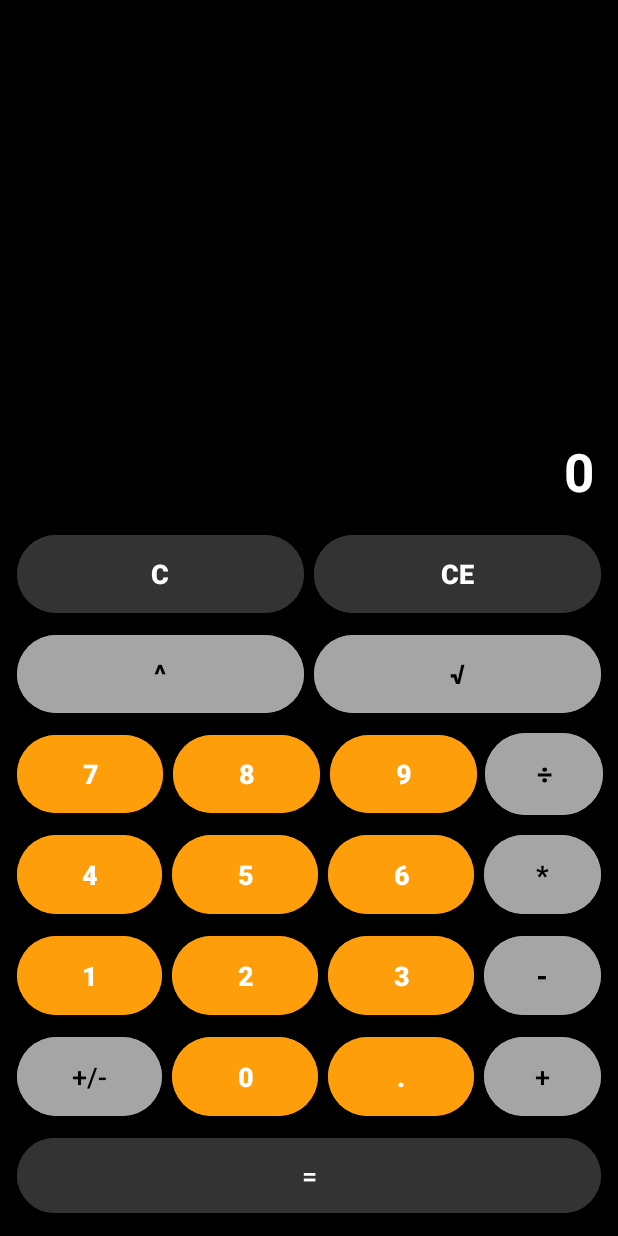
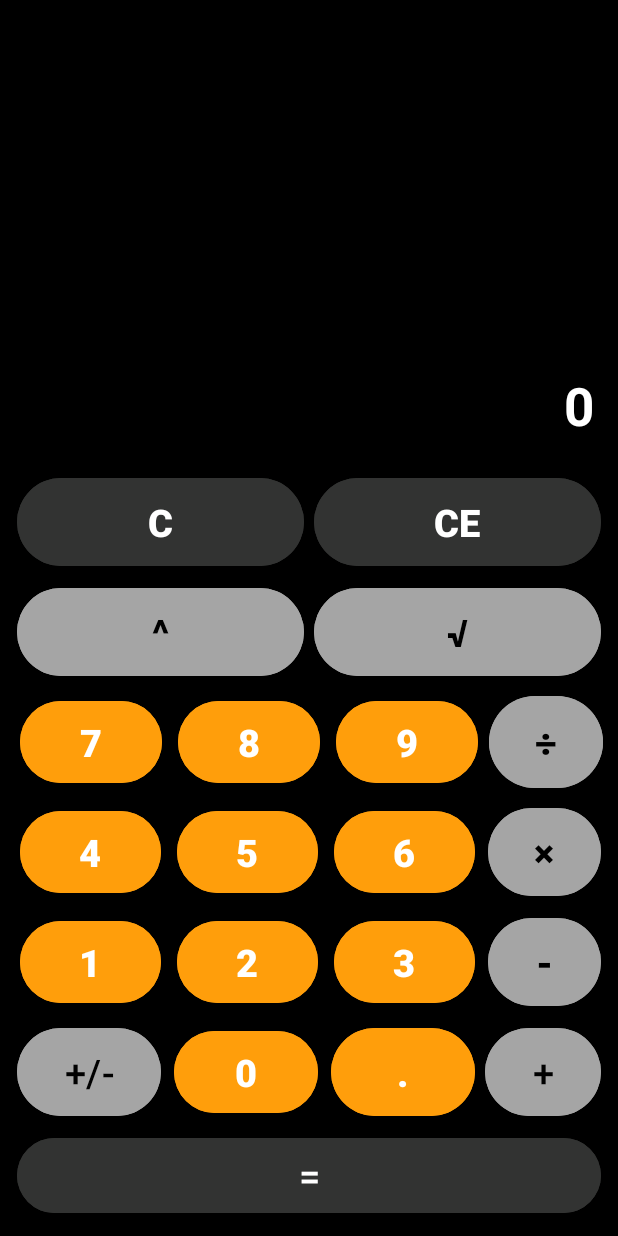
Before and after one commit to JuanSKr/android-calculator, an Android app: the screen it shows after launch (MainActivity), on a phone screen of 412 x 824 dp. Run offline under Robolectric (Android 15) with nearby library versions, the phone set to English and light mode, and no system bars.

Commit message:
Changes in the xml
New distribution

```diff
--- a/app/src/main/java/com/sk/androidcalculator/MainActivity.kt
+++ b/app/src/main/java/com/sk/androidcalculator/MainActivity.kt
@@ -216,7 +216,7 @@ class MainActivity : AppCompatActivity() {
             btnDecimal.isEnabled = true
 
             val text = resultView.text.toString()
-            val operators = listOf("+", "-", "÷", "*", "^")
+            val operators = listOf("+", "-", "÷", "×", "^")
 
             var operationDone = false
 
@@ -232,7 +232,7 @@ class MainActivity : AppCompatActivity() {
                                 "+" -> num1 + num2
                                 "-" -> num1 - num2
                                 "÷" -> num1 / num2
-                                "*" -> num1 * num2
+                                "×" -> num1 * num2
                                 "^" -> Math.pow(num1, num2)
                                 else -> null
                             }
--- a/app/src/main/res/layout/activity_main.xml
+++ b/app/src/main/res/layout/activity_main.xml
@@ -9,7 +9,7 @@
 
     <LinearLayout
         android:layout_width="match_parent"
-        android:layout_height="600dp"
+        android:layout_height="650dp"
         android:layout_margin="8dp"
         android:layout_marginStart="100dp"
         android:layout_marginEnd="100dp"
@@ -22,7 +22,7 @@
         <LinearLayout
             android:layout_width="match_parent"
             android:layout_height="0dp"
-            android:layout_weight="1">
+            android:layout_weight="1.5">
 
             <TextView
                 android:id="@+id/historyView"
@@ -38,7 +38,7 @@
         <LinearLayout
             android:layout_width="match_parent"
             android:layout_height="0dp"
-            android:layout_weight="1">
+            android:layout_weight="1.5">
 
             <TextView
                 android:id="@+id/resultView"
@@ -57,7 +57,7 @@
         <LinearLayout
             android:layout_width="match_parent"
             android:layout_height="0dp"
-            android:layout_weight="1">
+            android:layout_weight="1.5">
 
             <Button
                 android:id="@+id/btnClean"
@@ -68,7 +68,7 @@
                 android:backgroundTint="@color/gray_dark"
                 android:text="@string/button_clear"
                 android:textColor="@color/white"
-                android:textSize="18sp"
+                android:textSize="25sp"
                 android:textStyle="bold" />
 
             <Button
@@ -80,7 +80,7 @@
                 android:backgroundTint="@color/gray_dark"
                 android:text="@string/button_clear_entry"
                 android:textColor="@color/white"
-                android:textSize="18sp"
+                android:textSize="25sp"
                 android:textStyle="bold" />
 
 
@@ -89,7 +89,7 @@
         <LinearLayout
             android:layout_width="match_parent"
             android:layout_height="0dp"
-            android:layout_weight="1">
+            android:layout_weight="1.5">
 
             <Button
                 android:id="@+id/btnPower"
@@ -100,7 +100,7 @@
                 android:backgroundTint="@color/gray_light"
                 android:text="@string/button_power"
                 android:textColor="@color/black"
-                android:textSize="18sp"
+                android:textSize="25sp"
                 android:textStyle="bold" />
 
             <Button
@@ -112,7 +112,7 @@
                 android:backgroundTint="@color/gray_light"
                 android:text="@string/button_sqrt"
                 android:textColor="@color/black"
-                android:textSize="18sp"
+                android:textSize="25sp"
                 android:textStyle="bold" />
 
         </LinearLayout>
@@ -120,42 +120,42 @@
         <LinearLayout
             android:layout_width="match_parent"
             android:layout_height="0dp"
-            android:layout_weight="1">
+            android:layout_weight="1.5">
 
             <Button
                 android:id="@+id/btn7"
                 android:layout_width="0dp"
                 android:layout_height="match_parent"
-                android:layout_margin="3dp"
+                android:layout_margin="5dp"
                 android:layout_weight="1"
                 android:backgroundTint="@color/orange"
                 android:text="@string/button_7"
                 android:textColor="@color/white"
-                android:textSize="18sp"
+                android:textSize="25sp"
                 android:textStyle="bold" />
 
             <Button
                 android:id="@+id/btn8"
                 android:layout_width="0dp"
                 android:layout_height="match_parent"
-                android:layout_margin="3dp"
+                android:layout_margin="5dp"
                 android:layout_weight="1"
                 android:backgroundTint="@color/orange"
                 android:text="@string/button_8"
                 android:textColor="@color/white"
-                android:textSize="18sp"
+                android:textSize="25sp"
                 android:textStyle="bold" />
 
             <Button
                 android:id="@+id/btn9"
                 android:layout_width="0dp"
                 android:layout_height="match_parent"
-                android:layout_margin="3dp"
+                android:layout_margin="5dp"
                 android:layout_weight="1"
                 android:backgroundTint="@color/orange"
                 android:text="@string/button_9"
                 android:textColor="@color/white"
-                android:textSize="18sp"
+                android:textSize="25sp"
                 android:textStyle="bold" />
 
             <Button
@@ -167,7 +167,7 @@
                 android:backgroundTint="@color/gray_light"
                 android:text="@string/button_divide"
                 android:textColor="@color/black"
-                android:textSize="18sp"
+                android:textSize="25sp"
                 android:textStyle="bold" />
 
         </LinearLayout>
@@ -175,42 +175,42 @@
         <LinearLayout
             android:layout_width="match_parent"
             android:layout_height="0dp"
-            android:layout_weight="1">
+            android:layout_weight="1.5">
 
             <Button
                 android:id="@+id/btn4"
                 android:layout_width="0dp"
                 android:layout_height="match_parent"
-                android:layout_margin="3dp"
+                android:layout_margin="5dp"
                 android:layout_weight="1"
                 android:backgroundTint="@color/orange"
                 android:text="@string/button_4"
                 android:textColor="@color/white"
-                android:textSize="18sp"
+                android:textSize="25sp"
                 android:textStyle="bold" />
 
             <Button
                 android:id="@+id/btn5"
                 android:layout_width="0dp"
                 android:layout_height="match_parent"
-                android:layout_margin="3dp"
+                android:layout_margin="5dp"
                 android:layout_weight="1"
                 android:backgroundTint="@color/orange"
                 android:text="@string/button_5"
                 android:textColor="@color/white"
-                android:textSize="18sp"
+                android:textSize="25sp"
                 android:textStyle="bold" />
 
             <Button
                 android:id="@+id/btn6"
                 android:layout_width="0dp"
                 android:layout_height="match_parent"
-                android:layout_margin="3dp"
+                android:layout_margin="5dp"
                 android:layout_weight="1"
                 android:backgroundTint="@color/orange"
                 android:text="@string/button_6"
                 android:textColor="@color/white"
-                android:textSize="18sp"
+                android:textSize="25sp"
                 android:textStyle="bold" />
 
             <Button
@@ -222,7 +222,7 @@
                 android:backgroundTint="@color/gray_light"
                 android:text="@string/button_multiply"
                 android:textColor="@color/black"
-                android:textSize="18sp"
+                android:textSize="25sp"
                 android:textStyle="bold" />
 
         </LinearLayout>
@@ -230,42 +230,42 @@
         <LinearLayout
             android:layout_width="match_parent"
             android:layout_height="0dp"
-            android:layout_weight="1">
+            android:layout_weight="1.5">
 
             <Button
                 android:id="@+id/btn1"
                 android:layout_width="0dp"
                 android:layout_height="match_parent"
-                android:layout_margin="3dp"
+                android:layout_margin="5dp"
                 android:layout_weight="1"
                 android:backgroundTint="@color/orange"
                 android:text="@string/button_1"
                 android:textColor="@color/white"
-                android:textSize="18sp"
+                android:textSize="25sp"
                 android:textStyle="bold" />
 
             <Button
                 android:id="@+id/btn2"
                 android:layout_width="0dp"
                 android:layout_height="match_parent"
-                android:layout_margin="3dp"
+                android:layout_margin="5dp"
                 android:layout_weight="1"
                 android:backgroundTint="@color/orange"
                 android:text="@string/button_2"
                 android:textColor="@color/white"
-                android:textSize="18sp"
+                android:textSize="25sp"
                 android:textStyle="bold" />
 
             <Button
                 android:id="@+id/btn3"
                 android:layout_width="0dp"
                 android:layout_height="match_parent"
-                android:layout_margin="3dp"
+                android:layout_margin="5dp"
                 android:layout_weight="1"
                 android:backgroundTint="@color/orange"
                 android:text="@string/button_3"
                 android:textColor="@color/white"
-                android:textSize="18sp"
+                android:textSize="25sp"
                 android:textStyle="bold" />
 
             <Button
@@ -277,7 +277,7 @@
                 android:backgroundTint="@color/gray_light"
                 android:text="@string/button_minus"
                 android:textColor="@color/black"
-                android:textSize="18sp"
+                android:textSize="25sp"
                 android:textStyle="bold" />
 
         </LinearLayout>
@@ -285,7 +285,7 @@
         <LinearLayout
             android:layout_width="match_parent"
             android:layout_height="0dp"
-            android:layout_weight="1">
+            android:layout_weight="1.5">
 
             <Button
                 android:id="@+id/btnNegate"
@@ -296,18 +296,18 @@
                 android:backgroundTint="@color/gray_light"
                 android:text="@string/button_negate"
                 android:textColor="@color/black"
-                android:textSize="18sp" />
+                android:textSize="25sp" />
 
             <Button
                 android:id="@+id/btn0"
                 android:layout_width="0dp"
                 android:layout_height="match_parent"
-                android:layout_margin="3dp"
+                android:layout_margin="5dp"
                 android:layout_weight="1"
                 android:backgroundTint="@color/orange"
                 android:text="@string/button_0"
                 android:textColor="@color/white"
-                android:textSize="18sp"
+                android:textSize="25sp"
                 android:textStyle="bold" />
 
             <Button
@@ -319,7 +319,7 @@
                 android:backgroundTint="@color/orange"
                 android:text="@string/button_decimal"
                 android:textColor="@color/white"
-                android:textSize="18sp"
+                android:textSize="25sp"
                 android:textStyle="bold" />
 
             <Button
@@ -331,7 +331,7 @@
                 android:backgroundTint="@color/gray_light"
                 android:text="@string/button_plus"
                 android:textColor="@color/black"
-                android:textSize="18sp" />
+                android:textSize="25sp" />
 
         </LinearLayout>
 
@@ -343,7 +343,7 @@
             android:backgroundTint="@color/gray_dark"
             android:text="@string/button_equal"
             android:textColor="@color/white"
-            android:textSize="18sp" />
+            android:textSize="25sp" />
 
     </LinearLayout>
 
--- a/app/src/main/res/values/strings.xml
+++ b/app/src/main/res/values/strings.xml
@@ -14,7 +14,7 @@
     <string name="button_equal">=</string>
     <string name="button_plus">+</string>
     <string name="button_minus">-</string>
-    <string name="button_multiply">*</string>
+    <string name="button_multiply">×</string>
     <string name="button_divide">÷</string>
     <string name="button_clear">C</string>
     <string name="button_clear_entry">CE</string>
```
